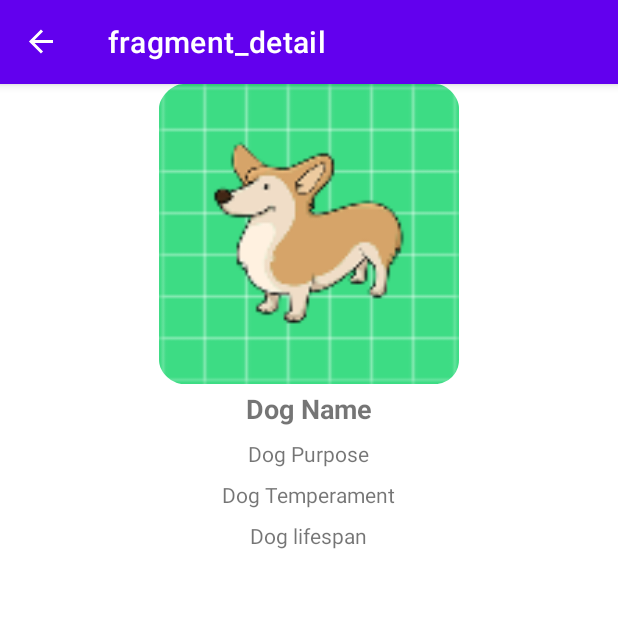
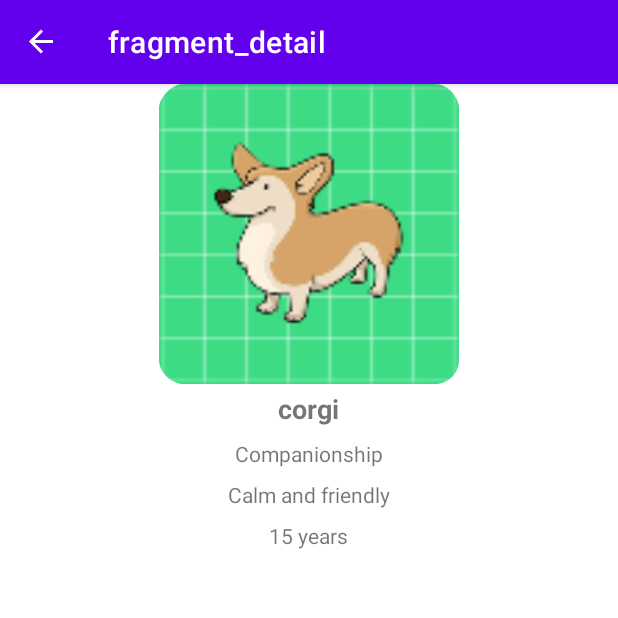
Before and after one commit to swapanpal/DogsAppJetpack, an Android app: the DetailFragment screen opened through its navigation route, on a phone screen of 412 x 824 dp, the top half of it. Run offline under Robolectric (Android 15) with nearby library versions, the phone set to English and light mode, and no system bars; our stand-ins replace ButterKnife, navigation-ui.

Commit message:
Add Detail screen ViewModel

```diff
--- a/app/src/main/java/com/example/dogsappjetpack/view/DetailFragment.java
+++ b/app/src/main/java/com/example/dogsappjetpack/view/DetailFragment.java
@@ -5,15 +5,20 @@ import android.os.Bundle;
 import androidx.annotation.NonNull;
 import androidx.annotation.Nullable;
 import androidx.fragment.app.Fragment;
+import androidx.lifecycle.Observer;
+import androidx.lifecycle.ViewModelProviders;
 import androidx.navigation.NavDirections;
 import androidx.navigation.Navigation;
 
 import android.view.LayoutInflater;
 import android.view.View;
 import android.view.ViewGroup;
+import android.widget.ImageView;
 import android.widget.TextView;
 
 import com.example.dogsappjetpack.R;
+import com.example.dogsappjetpack.model.DogBreed;
+import com.example.dogsappjetpack.viewmodel.DetailViewModel;
 import com.google.android.material.floatingactionbutton.FloatingActionButton;
 
 import butterknife.BindView;
@@ -22,7 +27,24 @@ import butterknife.ButterKnife;
 
 public class DetailFragment extends Fragment {
 
+    // create some variable
     private int dogUuid;
+    private DetailViewModel viewModel;
+
+    @BindView(R.id.dogImage)
+    ImageView dogImage;
+
+    @BindView(R.id.dogName)
+    TextView dogName;
+
+    @BindView(R.id.dogPurpose)
+    TextView dogPurpose;
+
+    @BindView(R.id.dogTemperament)
+    TextView dogTemperament;
+
+    @BindView(R.id.dogLifespan)
+    TextView dogLifespan;
 
     public DetailFragment() {
         // Required empty public constructor
@@ -45,6 +67,21 @@ public class DetailFragment extends Fragment {
         if (getArguments() != null){
             dogUuid = DetailFragmentArgs.fromBundle(getArguments()).getDogUuid();
         }
+        viewModel = ViewModelProviders.of(this).get(DetailViewModel.class);
+        viewModel.fetch();
+
+        // call the observeViewModel
+        observeViewModel();
+    }
+    private void observeViewModel(){
+        viewModel.dogLiveData.observe(getViewLifecycleOwner(), dogBreed -> {
+        if (dogBreed != null && dogBreed instanceof DogBreed){
+            dogName.setText(dogBreed.dogBreed);
+            dogPurpose.setText(dogBreed.bredFor);
+            dogTemperament.setText(dogBreed.temperament);
+            dogLifespan.setText(dogBreed.lifeSpan);
+        }
+        });
     }
 
 }
--- a/app/src/main/java/com/example/dogsappjetpack/view/ListFragment.java
+++ b/app/src/main/java/com/example/dogsappjetpack/view/ListFragment.java
@@ -8,6 +8,7 @@ import androidx.fragment.app.Fragment;
 import androidx.lifecycle.Observer;
 import androidx.lifecycle.ViewModelProviders;
 
+import androidx.navigation.Navigation;
 import androidx.recyclerview.widget.LinearLayoutManager;
 import androidx.recyclerview.widget.RecyclerView;
 import androidx.swiperefreshlayout.widget.SwipeRefreshLayout;
@@ -63,6 +64,11 @@ public class ListFragment extends Fragment {
     @Override
     public void onViewCreated(@NonNull View view, @Nullable Bundle savedInstanceState) {
         super.onViewCreated(view, savedInstanceState);
+        // Navigate the view direct from List to Detail (Direct open details fragment
+        /**
+        ListFragmentDirections.ActionDetail action = ListFragmentDirections.actionDetail();
+        Navigation.findNavController(view).navigate(action);
+        */
         viewModel = ViewModelProviders.of(this).get(ListViewModel.class);
         viewModel.refresh();
 
--- /dev/null
+++ b/app/src/main/java/com/example/dogsappjetpack/viewmodel/DetailViewModel.java
@@ -0,0 +1,28 @@
+package com.example.dogsappjetpack.viewmodel;
+
+import androidx.lifecycle.MutableLiveData;
+import androidx.lifecycle.ViewModel;
+
+import com.example.dogsappjetpack.model.DogBreed;
+
+/**
+*If we did not need to use Context than use only "ViewModel" otherwise use "AndroidViewModel"
+ *One ViewModel can display only one view, example "ListFragment", If we want to display another view than
+*replace it with existing view.
+ */
+public class DetailViewModel extends ViewModel {
+
+    // Create some variable of MutableLiveData with data type, example "<List<DogBreed>>"
+    // MutableLiveData means it is changeable of it's value.
+    public MutableLiveData<DogBreed> dogLiveData = new MutableLiveData<DogBreed>();
+
+
+    /**
+     * This method will fetch the data from database(Room database) but currently we use fake data
+     */
+    public void fetch(){
+        DogBreed dog1 = new DogBreed("1", "corgi", "15 years",
+                "","Companionship","Calm and friendly","");
+        dogLiveData.setValue(dog1);
+    }
+}
```
